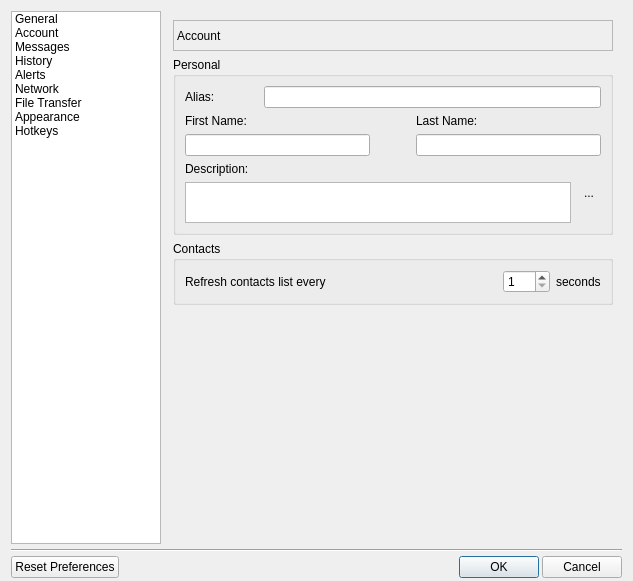
This is src/settingsdialog.ui in parikshitag/wavr as Qt 5 draws it before an edit. The edited form follows.
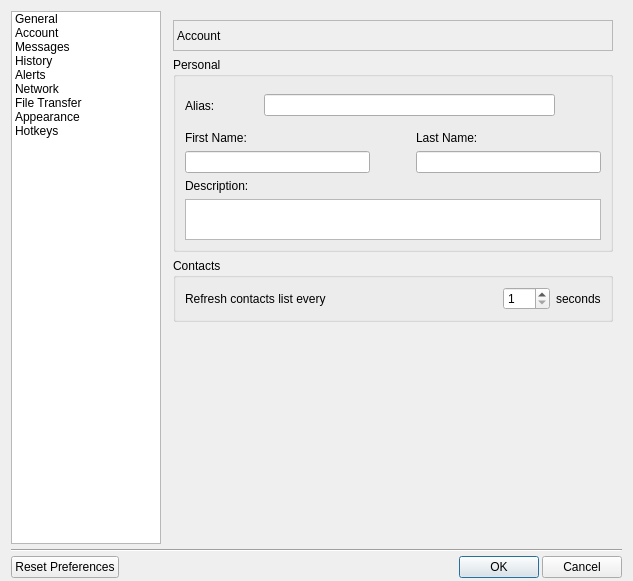
This is the edited form. The open tabs and pages were chosen to show the change. Custom widgets are drawn as their Qt base class.

Commit message: File Support partially Added Fixed: 	Avatar: Send at startup, change avatar from settingsDialog

The edit to the form file:
```diff
--- a/src/settingsdialog.ui
+++ b/src/settingsdialog.ui
@@ -264,6 +264,25 @@
               <item>
                <widget class="QLineEdit" name="txtUserName"/>
               </item>
+              <item>
+               <widget class="wavrToolButton" name="btnAvatar">
+                <property name="toolTip">
+                 <string>Change avatar</string>
+                </property>
+                <property name="iconSize">
+                 <size>
+                  <width>32</width>
+                  <height>32</height>
+                 </size>
+                </property>
+                <property name="popupMode">
+                 <enum>QToolButton::InstantPopup</enum>
+                </property>
+                <property name="autoRaise">
+                 <bool>true</bool>
+                </property>
+               </widget>
+              </item>
              </layout>
             </item>
             <item>
@@ -315,8 +334,6 @@
              </layout>
             </item>
             <item>
-             <layout class="QHBoxLayout" name="horizontalLayout_6">
-              <item>
                <layout class="QVBoxLayout" name="verticalLayout_6">
                 <item>
                  <widget class="QLabel" name="lblAboutDesc">
@@ -343,27 +360,6 @@
                 </item>
                </layout>
               </item>
-              <item>
-               <widget class="QToolButton" name="btnAvatar">
-                <property name="text">
-                 <string>...</string>
-                </property>
-                <property name="iconSize">
-                 <size>
-                  <width>32</width>
-                  <height>32</height>
-                 </size>
-                </property>
-                <property name="popupMode">
-                 <enum>QToolButton::InstantPopup</enum>
-                </property>
-                <property name="autoRaise">
-                 <bool>true</bool>
-                </property>
-               </widget>
-              </item>
-             </layout>
-            </item>
            </layout>
           </widget>
          </item>
@@ -1071,6 +1067,13 @@
    </item>
   </layout>
  </widget>
+ <customwidgets>
+  <customwidget>
+   <class>wavrToolButton</class>
+   <extends>QToolButton</extends>
+   <header>imagepicker.h</header>
+  </customwidget>
+ </customwidgets>
  <resources/>
  <connections>
   <connection>
```
Left out of the diff: 2 changed lines with no effect on the pictures. Lines whose indentation alone changed are shown as unchanged. The commit also changes 20 other files.
